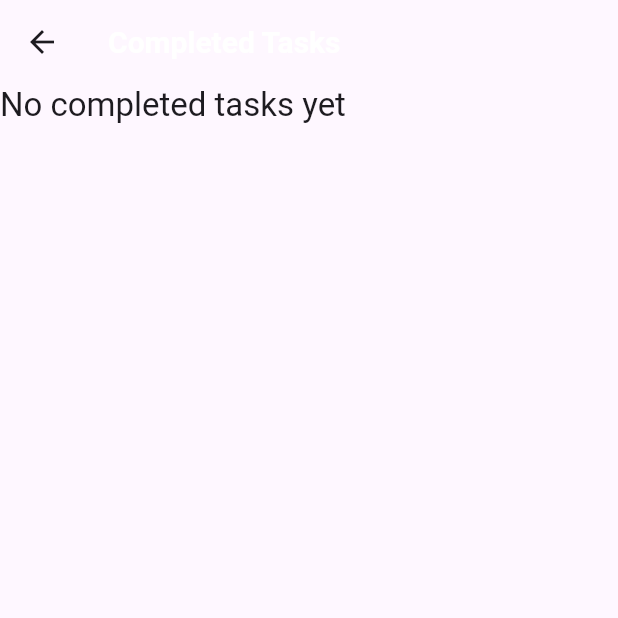
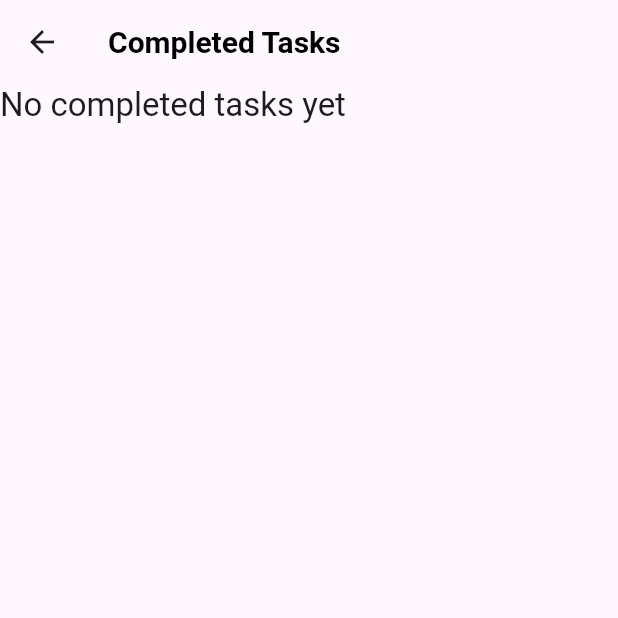
Before and after one commit to fhihung/to_do, a Flutter app: the CompletedTasksScreen screen opened directly, on a phone screen of 412 x 824 dp, the top half of it. Run offline on Flutter 3.47's test engine with Material 2 defaults, Android fonts, the phone set to English and light mode, and no system bars; Roboto replaces fonts that are missing (OpenSans, Quicksand).

Commit message:
Update completed_task.dart

```diff
--- a/lib/widgets/completed_task.dart
+++ b/lib/widgets/completed_task.dart
@@ -14,7 +14,10 @@ class CompletedTasksScreen extends StatelessWidget {
   Widget build(BuildContext context) {
     return Scaffold(
       appBar: AppBar(
-        title: Text('Completed Tasks'),
+        title: Text(
+          'Completed Tasks',
+          style: TextStyle(color: Colors.black),
+        ),
       ),
       body: Container(
         height: 400,
```
